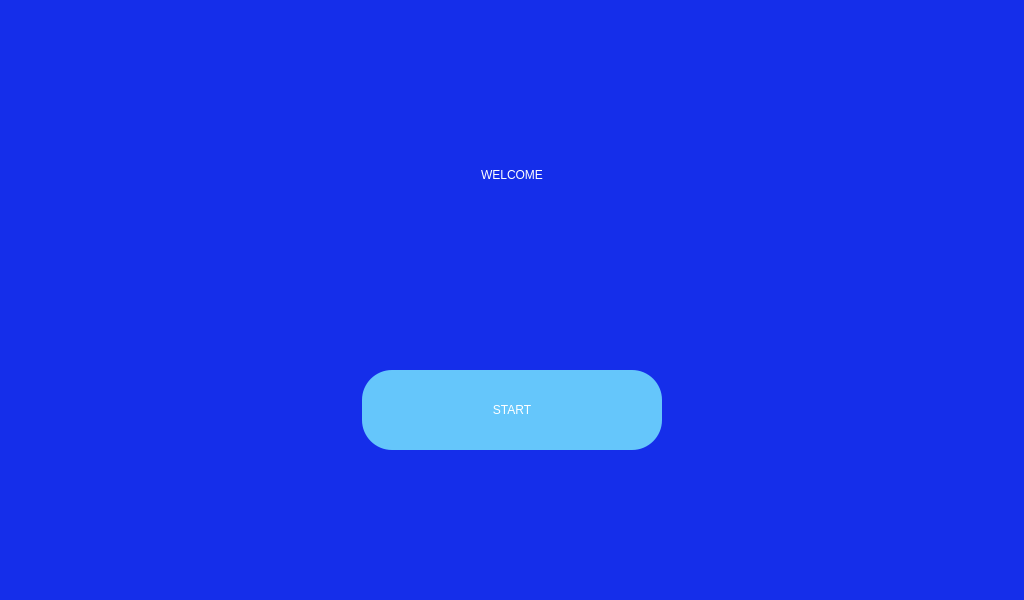
Qt form GUI/home.ui (vduyhai/Do-an-tot-nghiep) before a commit.
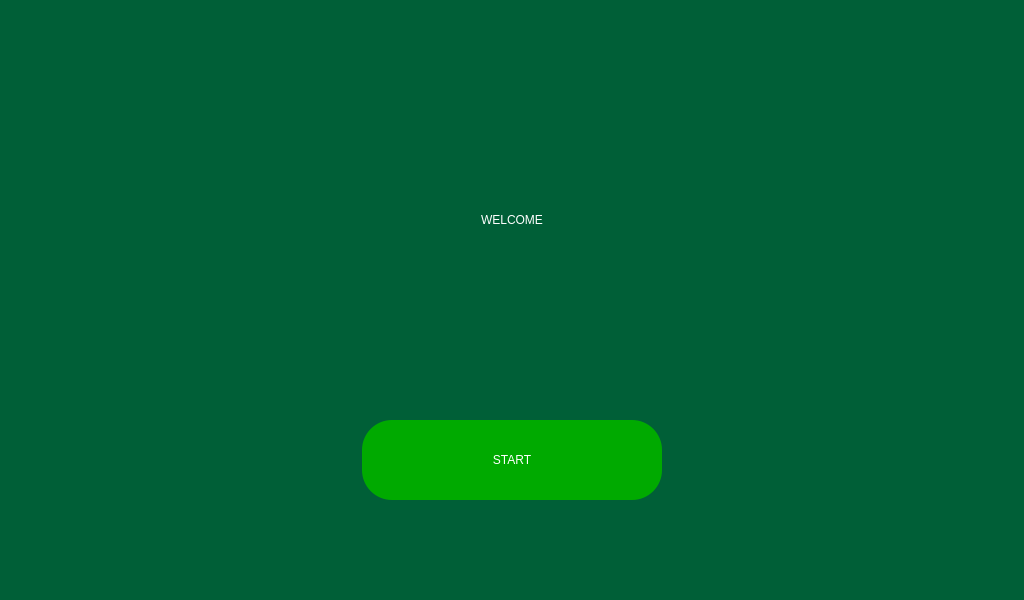
The same form after that commit.

The edit to the form file:
```diff
--- a/GUI/home.ui
+++ b/GUI/home.ui
@@ -14,23 +14,24 @@
    <string>MainWindow</string>
   </property>
   <property name="styleSheet">
-   <string notr="true">background-color: rgb(21, 46, 234);</string>
+   <string notr="true"/>
   </property>
   <widget class="QWidget" name="centralwidget">
-   <widget class="QLabel" name="welcome_label">
+   <property name="styleSheet">
+    <string notr="true">background-color: rgb(0, 95, 55);</string>
+   </property>
+   <widget class="QLabel" name="welcome">
     <property name="geometry">
      <rect>
-      <x>0</x>
-      <y>0</y>
-      <width>1024</width>
-      <height>350</height>
+      <x>302</x>
+      <y>170</y>
+      <width>420</width>
+      <height>100</height>
      </rect>
     </property>
     <property name="styleSheet">
      <string notr="true">font: 48pt &quot;MS Shell Dlg 2&quot;;
-background-color: rgb(21, 46, 234);
-color: rgb(255, 255, 255);
-</string>
+color: rgb(255, 255, 255);</string>
     </property>
     <property name="text">
      <string>WELCOME</string>
@@ -43,7 +44,7 @@
     <property name="geometry">
      <rect>
       <x>362</x>
-      <y>370</y>
+      <y>420</y>
       <width>300</width>
       <height>80</height>
      </rect>
@@ -53,11 +54,10 @@
 font: 25pt &quot;MS Shell Dlg 2&quot;;
 color: rgb(255,255,255);
 border-radius: 30px;
-background-color: rgb(101, 198, 251);
+background-color: rgb(0, 170, 0);
 }
-
-QPushButton::hover{
-background-color: rgb(193, 231, 255);
+QPushButton::pressed{
+background-color: rgb(115, 230, 0);
 }
 </string>
     </property>
```
Left out of the diff: 2 changed lines with no effect on the pictures.
